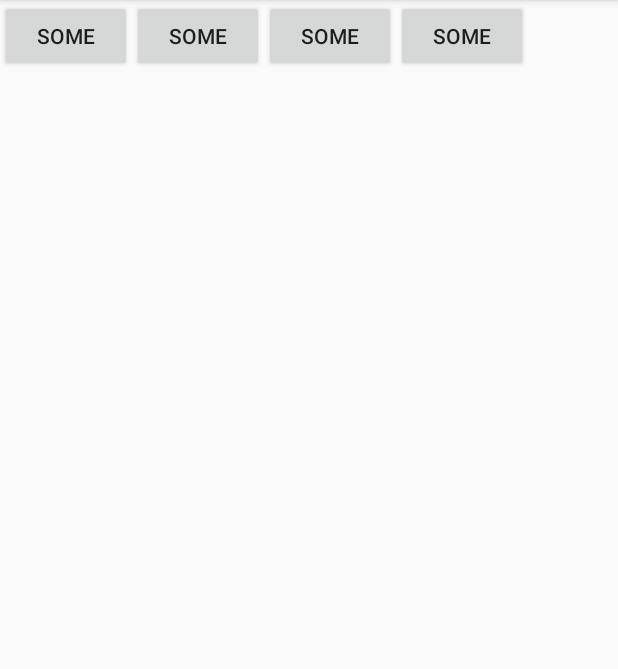
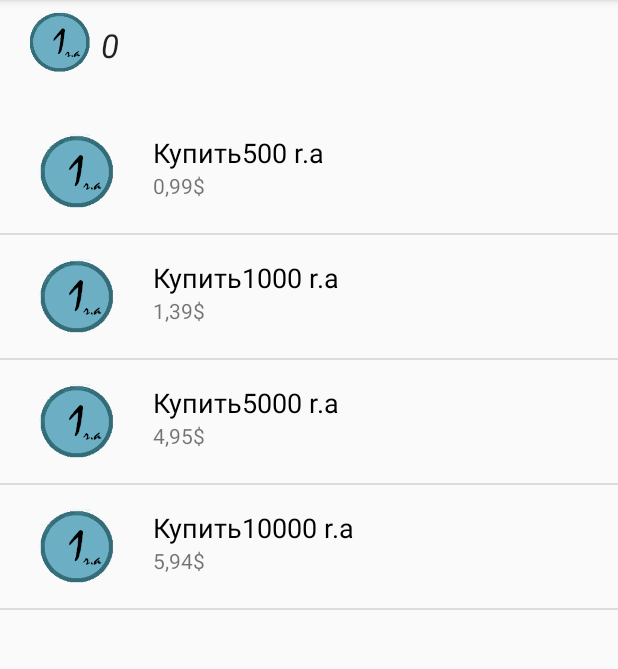
Before and after one commit to Almoder/-WHATTOSEE, an Android app: the ShopMoney screen opened directly, with no data from a screen before it, on a phone screen of 412 x 824 dp, the part 84-753 px from its top. Run offline under Robolectric (Android 15) with nearby library versions, the phone set to English and light mode, and no system bars; our stand-ins replace AdMob; libraries missing offline, so code that uses them is left out: com.android.billingclient; 2 statements that could not run were skipped.

Commit message:
0.0.5.0 <ALFA>
Реализоваы покуки
Сделаны модули купить монеты/темы
Отрисована часть спрайтов

```diff
--- a/app/src/main/AndroidManifest.xml
+++ b/app/src/main/AndroidManifest.xml
@@ -23,7 +23,7 @@
 
         <meta-data
             android:name="com.google.android.gms.ads.APPLICATION_ID"
-            android:value="ca-app-pub-9595963256137742~6768283592" />
+            android:value="ca-app-pub-5643226395659003~6386339321" />
 
         <activity
             android:name=".ContentActivity"
--- a/app/src/main/java/com/RaProject/whattosee/ShopMoney.java
+++ b/app/src/main/java/com/RaProject/whattosee/ShopMoney.java
@@ -3,8 +3,10 @@ package com.RaProject.whattosee;
 import android.os.Bundle;
 import android.text.TextUtils;
 import android.view.View;
+import android.widget.AdapterView;
 import android.widget.Button;
-import android.widget.Toast;
+import android.widget.ListView;
+import android.widget.TextView;
 
 import androidx.annotation.Nullable;
 import androidx.appcompat.app.AppCompatActivity;
@@ -25,58 +27,65 @@ import java.util.List;
 import java.util.Map;
 
 public class ShopMoney extends AppCompatActivity {
-
+    private int coinCount;
     private AdView adView1;
     private Button mBuyButton;
-
+    private List<Items> items = new ArrayList();
+    ListView countriesList;
     private BillingClient mBillingClient;
     private Map<String, SkuDetails> mSkuDetailsMap = new HashMap<>();
-
-    private String mSkuId = "500coins";
+    private TextView coinCountText;
+    private String mSkuId = "500";
     private String mSkuId1 = "1000coins";
     private String mSkuId2 = "5000";
     private String mSkuId3 = "10000";
-
+    int p500 = 0;
+    int p1000 = 0;
+    int p5000 = 0;
+    int p10000 = 0;
+    private String RES;
     @Override
     protected void onCreate(Bundle savedInstanceState) {
         super.onCreate(savedInstanceState);
         setContentView(R.layout.activity_shop_money);
-
+        coinCountText = findViewById(R.id.coin_count_text1);
+        coinCount = 0;
         initBilling();
 
-        mBuyButton = findViewById(R.id.buy_btn);
-        mBuyButton.setOnClickListener(new View.OnClickListener() {
+        setInitialData();
+        // получаем элемент ListView
+        countriesList = (ListView) findViewById(R.id.countriesList);
+        // создаем адаптер
+        StateAdapter stateAdapter = new StateAdapter(this, R.layout.list_what, items);
+        // устанавливаем адаптер
+        countriesList.setAdapter(stateAdapter);
+
+        AdapterView.OnItemClickListener itemListener = new AdapterView.OnItemClickListener() {
             @Override
-            public void onClick(View v) {
-                launchBilling(mSkuId);
+            public void onItemClick(AdapterView<?> parent, View v, int position, long id) {
 
+                // получаем выбранный пункт
+                switch (position) {
+                    case 0:
+                        launchBilling(mSkuId);
+                        break;
+                    case 1:
+                        launchBilling(mSkuId1);
+                        break;
+                    case 2:
+                        launchBilling(mSkuId2);
+                        break;
+                    case 3:
+                        launchBilling(mSkuId3);
+                        break;
+                    default: break;
+                }
             }
-        });
-        mBuyButton = findViewById(R.id.buy_btn1);
-        mBuyButton.setOnClickListener(new View.OnClickListener() {
-            @Override
-            public void onClick(View v) {
-                launchBilling(mSkuId1);
+        };
+        countriesList.setOnItemClickListener(itemListener);
+    }
 
-            }
-        });
-        mBuyButton = findViewById(R.id.buy_btn2);
-        mBuyButton.setOnClickListener(new View.OnClickListener() {
-            @Override
-            public void onClick(View v) {
-                launchBilling(mSkuId2);
 
-            }
-        });
-        mBuyButton = findViewById(R.id.buy_btn3);
-        mBuyButton.setOnClickListener(new View.OnClickListener() {
-            @Override
-            public void onClick(View v) {
-                launchBilling(mSkuId3);
-
-            }
-        });
-    }
 
     private void initBilling() {
         mBillingClient = BillingClient.newBuilder(this).setListener(new PurchasesUpdatedListener() {
@@ -101,6 +110,19 @@ public class ShopMoney extends AppCompatActivity {
                         String purchaseId = purchasesList.get(i).getSku();
                         if(TextUtils.equals(mSkuId, purchaseId)) {
                             payComplete();
+                            p500++;
+                        }
+                        if(TextUtils.equals(mSkuId1, purchaseId)) {
+                            payComplete();
+                            p1000++;
+                        }
+                        if(TextUtils.equals(mSkuId2, purchaseId)) {
+                            payComplete();
+                            p5000++;
+                        }
+                        if(TextUtils.equals(mSkuId3, purchaseId)) {
+                            payComplete();
+                            p10000++;
                         }
                     }
                 }
@@ -127,6 +149,7 @@ public class ShopMoney extends AppCompatActivity {
                 if (responseCode == 0) {
                     for (SkuDetails skuDetails : skuDetailsList) {
                         mSkuDetailsMap.put(skuDetails.getSku(), skuDetails);
+
                     }
                 }
             }
@@ -146,6 +169,21 @@ public class ShopMoney extends AppCompatActivity {
     }
 
     private void payComplete() {
-        Toast.makeText(this, getString(R.string.hello_world), Toast.LENGTH_SHORT).show();
+
+    }
+    private void addCoins(int coins) {
+        coinCount += coins;
+        coinCountText.setText("" + coinCount);
+    }
+    private void setInitialData(){
+
+        //items.add(new Items ("Стальной гигант", "-", R.mipmap.ic_launcher2));
+        items.add(new Items(getString(R.string.Buy) + "500 r.a" , "0,99$", R.drawable.coin));
+        items.add(new Items(getString(R.string.Buy) + "1000 r.a", "1,39$", R.drawable.coin));
+        items.add(new Items(getString(R.string.Buy) + "5000 r.a", "4,95$", R.drawable.coin));
+        items.add(new Items(getString(R.string.Buy) + "10000 r.a", "5,94$", R.drawable.coin));
+        //items.add(new Items ("Корпорация монстров", "-", R.mipmap.ic_launcher2));
+        //items.add(new Items ("Труп Невесты", "-", R.mipmap.ic_launcher2));
+
     }
 }
--- a/app/src/main/java/com/RaProject/whattosee/Splash.java
+++ b/app/src/main/java/com/RaProject/whattosee/Splash.java
@@ -10,7 +10,7 @@ public class Splash extends AppCompatActivity {
     @Override
     protected void onCreate(Bundle savedInstanceState) {
         super.onCreate(savedInstanceState);
-        Intent intent = new Intent(this, GoogleSignInActivity.class);
+        Intent intent = new Intent(this, MainActivity.class);
         startActivity(intent);
         finish();
         System.gc();
--- a/app/src/main/java/com/RaProject/whattosee/Watch.java
+++ b/app/src/main/java/com/RaProject/whattosee/Watch.java
@@ -27,7 +27,7 @@ import com.google.android.gms.ads.rewarded.RewardedAdLoadCallback;
 /** Main Activity. Inflates main activity xml. */
 public class Watch extends AppCompatActivity {
     private AdView adView1;
-    private static final String AD_UNIT_ID = "ca-app-pub-9595963256137742/6406704403";
+    private static final String AD_UNIT_ID = "ca-app-pub-5643226395659003/1812475972";
     private static final long COUNTER_TIME = 10;
     private static final int GAME_OVER_REWARD = 1;
 
--- a/app/src/main/java/com/RaProject/whattosee/ui/cartoons/CartoonsFragment.java
+++ b/app/src/main/java/com/RaProject/whattosee/ui/cartoons/CartoonsFragment.java
@@ -29,7 +29,7 @@ import java.util.List;
 public class CartoonsFragment extends ListFragment {
 
     private InterstitialAd interstitialAd;
-    private static final String AD_UNIT_ID = "ca-app-pub-9595963256137742/3560548201";
+    private static final String AD_UNIT_ID = "ca-app-pub-5643226395659003/2335413679";
 
     private List<Items> items = new ArrayList();
 
--- a/app/src/main/res/layout/activity_about.xml
+++ b/app/src/main/res/layout/activity_about.xml
@@ -98,6 +98,6 @@
         android:layout_marginRight="2dp"
         android:layout_marginBottom="5dp"
         ads:adSize="SMART_BANNER"
-        ads:adUnitId="ca-app-pub-9595963256137742/2254323512" />
+        ads:adUnitId="ca-app-pub-5643226395659003/1129949696" />
 
 </RelativeLayout>
--- a/app/src/main/res/layout/activity_cast.xml
+++ b/app/src/main/res/layout/activity_cast.xml
@@ -23,7 +23,7 @@
             android:layout_gravity="bottom"
             android:layout_marginBottom="5dp"
             ads:adSize="SMART_BANNER"
-            ads:adUnitId="ca-app-pub-9595963256137742/5936194448"
+            ads:adUnitId="ca-app-pub-5643226395659003/9231800992"
             ads:layout_constraintBottom_toBottomOf="parent"
             ads:layout_constraintEnd_toEndOf="parent" />
 
--- a/app/src/main/res/layout/activity_content_activ.xml
+++ b/app/src/main/res/layout/activity_content_activ.xml
@@ -26,7 +26,7 @@
         android:layout_marginBottom="5dp"
         ads:adSize="SMART_BANNER"
         android:layout_gravity="bottom"
-        ads:adUnitId="ca-app-pub-9595963256137742/7466373317" />
+        ads:adUnitId="ca-app-pub-5643226395659003/7368054985" />
 
 
 </androidx.coordinatorlayout.widget.CoordinatorLayout>
--- a/app/src/main/res/layout/activity_shop_money.xml
+++ b/app/src/main/res/layout/activity_shop_money.xml
@@ -1,48 +1,81 @@
 <?xml version="1.0" encoding="utf-8"?>
-<LinearLayout
-    xmlns:android="http://schemas.android.com/apk/res/android"
+<RelativeLayout xmlns:android="http://schemas.android.com/apk/res/android"
     xmlns:app="http://schemas.android.com/apk/res-auto"
     xmlns:tools="http://schemas.android.com/tools"
+    xmlns:ads="http://schemas.android.com/apk/res-auto"
     android:layout_width="match_parent"
     android:layout_height="match_parent"
-    android:id ="@+id/fragment3"
-    tools:context=".ShopMoney">
+    android:id="@+id/fragment3"
+    tools:context=".Watch">
 
-    <Button
-        android:id="@+id/buy_btn"
-        android:layout_width="wrap_content"
-        android:layout_height="wrap_content"
-        android:text="Some"
-        app:layout_constraintBottom_toBottomOf="parent"
-        app:layout_constraintLeft_toLeftOf="parent"
-        app:layout_constraintRight_toRightOf="parent"
-        app:layout_constraintTop_toTopOf="parent" />
-    <Button
-        android:id="@+id/buy_btn1"
-        android:layout_width="wrap_content"
-        android:layout_height="wrap_content"
-        android:text="Some"
-        app:layout_constraintBottom_toBottomOf="parent"
-        app:layout_constraintLeft_toLeftOf="parent"
-        app:layout_constraintRight_toRightOf="parent"
-        app:layout_constraintTop_toTopOf="parent" />
-    <Button
-        android:id="@+id/buy_btn2"
-        android:layout_width="wrap_content"
-        android:layout_height="wrap_content"
-        android:text="Some"
-        app:layout_constraintBottom_toBottomOf="parent"
-        app:layout_constraintLeft_toLeftOf="parent"
-        app:layout_constraintRight_toRightOf="parent"
-        app:layout_constraintTop_toTopOf="parent" />
-    <Button
-        android:id="@+id/buy_btn3"
-        android:layout_width="wrap_content"
-        android:layout_height="wrap_content"
-        android:text="Some"
-        app:layout_constraintBottom_toBottomOf="parent"
-        app:layout_constraintLeft_toLeftOf="parent"
-        app:layout_constraintRight_toRightOf="parent"
-        app:layout_constraintTop_toTopOf="parent" />
+    <androidx.constraintlayout.widget.ConstraintLayout
+        android:layout_width="match_parent"
+        android:layout_height="match_parent"
+        android:layout_alignParentStart="true"
+        android:layout_alignParentLeft="true"
+        android:layout_alignParentTop="true"
+        android:layout_alignParentEnd="true"
+        android:layout_alignParentRight="true"
+        android:layout_alignParentBottom="true"
+        android:layout_marginStart="0dp"
+        android:layout_marginLeft="0dp"
+        android:layout_marginTop="3dp"
+        android:layout_marginEnd="0dp"
+        android:layout_marginRight="0dp"
+        android:layout_marginBottom="-3dp">
 
-</LinearLayout>
+        <ImageView
+            android:id="@+id/imageView2"
+            android:layout_width="47dp"
+            android:layout_height="41dp"
+            android:layout_marginStart="16dp"
+            android:layout_marginLeft="16dp"
+            android:layout_marginTop="4dp"
+            ads:srcCompat="@drawable/coin"
+            app:layout_constraintStart_toStartOf="parent"
+            app:layout_constraintTop_toTopOf="parent" />
+
+        <TextView
+            android:id="@+id/coin_count_text1"
+            android:layout_width="wrap_content"
+            android:layout_height="wrap_content"
+            android:layout_marginStart="4dp"
+            android:layout_marginLeft="4dp"
+            android:layout_marginTop="12dp"
+            android:text="@string/default_coin_text"
+            android:textAppearance="?android:attr/textAppearanceLarge"
+            android:textStyle="italic"
+            app:layout_constraintStart_toEndOf="@+id/imageView2"
+            app:layout_constraintTop_toTopOf="parent" />
+
+        <ListView
+            android:id="@+id/countriesList"
+            android:layout_width="fill_parent"
+            android:layout_height="fill_parent"
+            android:layout_marginTop="70dp"
+            android:layout_marginBottom="8dp"
+            app:layout_constraintBottom_toTopOf="@+id/ad_view2"
+            app:layout_constraintEnd_toEndOf="parent"
+            app:layout_constraintHorizontal_bias="0.0"
+            app:layout_constraintStart_toStartOf="parent"
+            app:layout_constraintTop_toBottomOf="@+id/imageView2"
+            app:layout_constraintVertical_bias="0.388" />
+
+        <com.google.android.gms.ads.AdView
+            android:id="@+id/ad_view2"
+            android:layout_width="409dp"
+            android:layout_height="66dp"
+            android:layout_marginStart="2dp"
+            android:layout_marginLeft="2dp"
+            android:layout_marginEnd="2dp"
+            android:layout_marginRight="2dp"
+            android:layout_marginBottom="4dp"
+            android:foregroundGravity="bottom"
+            ads:adSize="SMART_BANNER"
+            ads:adUnitId="ca-app-pub-9595963256137742/7502904478"
+            app:layout_constraintBottom_toBottomOf="parent"
+            app:layout_constraintEnd_toEndOf="parent"
+            app:layout_constraintStart_toStartOf="parent" />
+    </androidx.constraintlayout.widget.ConstraintLayout>
+
+</RelativeLayout>
--- a/app/src/main/res/layout/activity_watch.xml
+++ b/app/src/main/res/layout/activity_watch.xml
@@ -109,7 +109,7 @@
             android:layout_marginBottom="8dp"
             android:foregroundGravity="bottom"
             ads:adSize="LARGE_BANNER"
-            ads:adUnitId="ca-app-pub-9595963256137742/7502904478"
+            ads:adUnitId="ca-app-pub-5643226395659003/1665685055"
             app:layout_constraintBottom_toBottomOf="parent"
             app:layout_constraintEnd_toEndOf="parent"
             app:layout_constraintHorizontal_bias="0.494"
--- a/app/src/main/res/layout/app_bar_main.xml
+++ b/app/src/main/res/layout/app_bar_main.xml
@@ -56,7 +56,7 @@
         android:layout_marginEnd="2dp"
         android:layout_marginRight="2dp"
         android:layout_marginBottom="3dp"
-        ads:adSize="BANNER"
-        ads:adUnitId="@string/banner_ad_unit_id1" />
+        ads:adSize="SMART_BANNER"
+        ads:adUnitId="ca-app-pub-5643226395659003/7228454186" />
 
 </androidx.coordinatorlayout.widget.CoordinatorLayout>
--- a/app/src/main/res/values/strings.xml
+++ b/app/src/main/res/values/strings.xml
@@ -153,6 +153,5 @@
         \n https://www.kinopoisk.ru/
         \n https://www.imdb.com/
     </string>
-
-
+    <string name="Buy">Купить</string>
 </resources>
```
Also changed, not shown: 1 other file.
